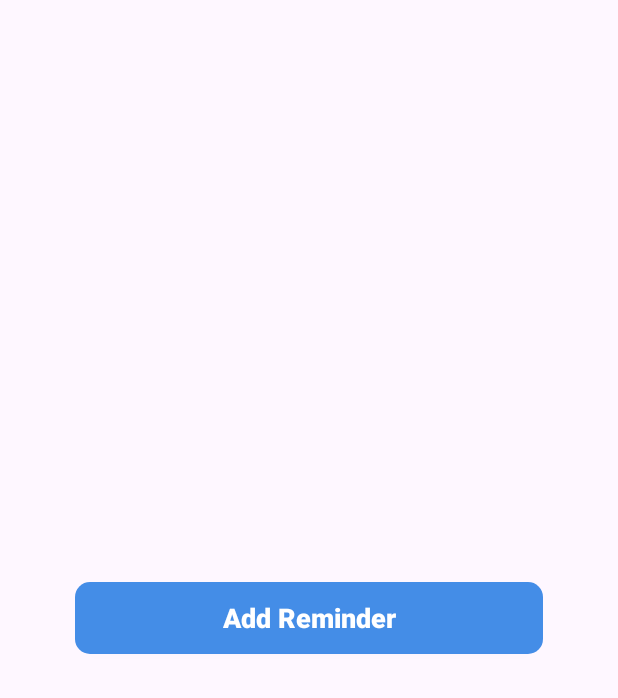
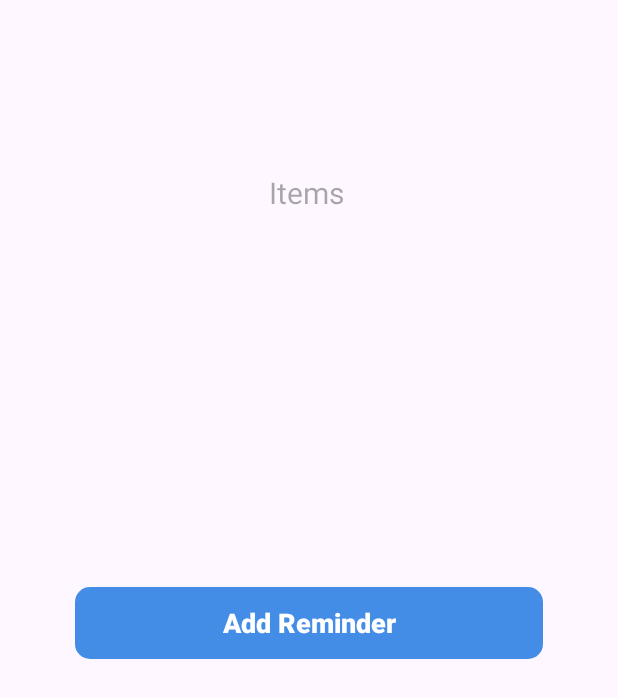
Before and after one commit to priyalrdesai99/geo_reminder, an Android app: the DashboardActivity screen opened directly, with no data from a screen before it, on a phone screen of 412 x 824 dp. Shown: the top 698 px of the screen. Run offline under Robolectric (Android 15) with nearby library versions, the phone set to English and light mode, and no system bars; our stand-ins replace Firebase (no records; nobody signed in at launch, a user with empty details on screens opened directly).

Commit message:
updated dashboard

```diff
--- a/app/src/main/java/com/example/geo_reminder/DashboardActivity.java
+++ b/app/src/main/java/com/example/geo_reminder/DashboardActivity.java
@@ -1,5 +1,6 @@
 package com.example.geo_reminder;
 
+import androidx.annotation.NonNull;
 import androidx.appcompat.app.AppCompatActivity;
 import androidx.appcompat.widget.AppCompatButton;
 
@@ -12,21 +13,33 @@ import android.view.Window;
 import android.widget.ArrayAdapter;
 import android.widget.EditText;
 import android.widget.Spinner;
+import android.widget.TextView;
 import android.widget.Toast;
 import com.google.android.material.textfield.TextInputEditText;
+import com.google.firebase.database.DataSnapshot;
+import com.google.firebase.database.DatabaseError;
 import com.google.firebase.database.DatabaseReference;
 import com.google.firebase.database.FirebaseDatabase;
+import com.google.firebase.database.Query;
+import com.google.firebase.database.ValueEventListener;
 
-public class DashboardActivity extends AppCompatActivity {
+import java.util.ArrayList;
+import java.util.List;
 
+public class DashboardActivity extends AppCompatActivity
+{
     AppCompatButton add_rem,add;
     EditText get_item,get_desc;
+
+    TextView tv_items;
+
     @Override
     protected void onCreate(Bundle savedInstanceState) {
         super.onCreate(savedInstanceState);
         setContentView(R.layout.activity_dashboard);
 
         add_rem = findViewById(R.id.add_reminder);
+        tv_items = findViewById(R.id.tv_items);
         Dialog dialog = new Dialog(DashboardActivity.this);
 
         add_rem.setOnClickListener(new View.OnClickListener() {
@@ -58,18 +71,46 @@ public class DashboardActivity extends AppCompatActivity {
                         String description = get_desc.getText().toString();
                         String category = spinner.getSelectedItem().toString();
 
-                        // Create a ToDoItem object
+
                         ToDoItem toDoItem = new ToDoItem(itemName, description, category);
-
-
-                        // Get a reference to the Firebase Realtime Database
                         DatabaseReference toDoItemReference = FirebaseDatabase.getInstance().getReference("ToDoList").child(userId);
 
                         String itemId = toDoItemReference.push().getKey();
                         toDoItemReference.child(itemId).setValue(toDoItem);
 
                         Toast.makeText(DashboardActivity.this, " Successfully Added!!", Toast.LENGTH_SHORT).show();
+
+                        Query query = toDoItemReference.orderByKey();
+
+                        query.addValueEventListener(new ValueEventListener() {
+                            @Override
+                            public void onDataChange(@NonNull DataSnapshot snapshot) {
+                                List<String> ans = new ArrayList<>();
+
+                                for (DataSnapshot data : snapshot.getChildren()) {
+
+                                    String category = (String) data.child("category").getValue();
+                                    String itemname = (String) data.child("itemName").getValue();
+                                    String desc = (String) data.child("description").getValue();
+                                    String temp = category+" "+itemname+" "+desc;
+                                    System.out.println(temp);
+
+                                }
+
+                            }
+
+                            @Override
+                            public void onCancelled(@NonNull DatabaseError error) {
+
+                            }
+
+
+                        });
+
                         dialog.dismiss();
+
+
+
 
                     }
                 });
--- a/app/src/main/res/layout/activity_dashboard.xml
+++ b/app/src/main/res/layout/activity_dashboard.xml
@@ -5,6 +5,21 @@
     android:layout_width="match_parent"
     android:layout_height="match_parent"
     tools:context=".DashboardActivity">
+
+    <androidx.appcompat.widget.AppCompatTextView
+        android:id="@+id/tv_items"
+        android:layout_width="wrap_content"
+        android:layout_height="wrap_content"
+        android:layout_marginTop="80dp"
+        android:textColor="#000000"
+        android:textSize="20sp"
+        android:hint="Items"
+        app:layout_constraintBottom_toBottomOf="parent"
+        app:layout_constraintEnd_toEndOf="parent"
+        app:layout_constraintHorizontal_bias="0.496"
+        app:layout_constraintStart_toStartOf="parent"
+        app:layout_constraintTop_toTopOf="parent"
+        app:layout_constraintVertical_bias="0.048"/>
 
     <androidx.appcompat.widget.AppCompatButton
         android:id="@+id/add_reminder"
@@ -20,8 +35,9 @@
         android:textStyle="bold"
         app:layout_constraintBottom_toBottomOf="parent"
         app:layout_constraintEnd_toEndOf="parent"
-        app:layout_constraintHorizontal_bias="0.606"
+        app:layout_constraintHorizontal_bias="0.494"
         app:layout_constraintStart_toStartOf="parent"
-        app:layout_constraintTop_toTopOf="parent"
+        app:layout_constraintTop_toBottomOf="@id/tv_items"
+        app:layout_constraintVertical_bias="0.393"
         tools:ignore="DuplicateSpeakableTextCheck" />
 </androidx.constraintlayout.widget.ConstraintLayout>
```
